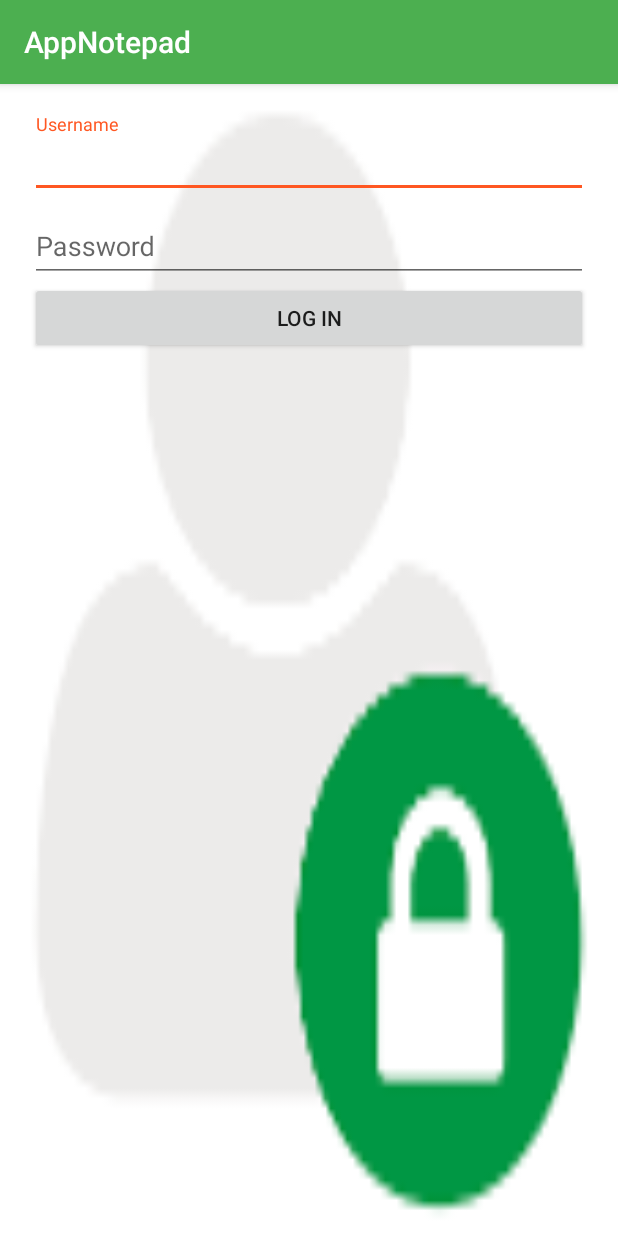
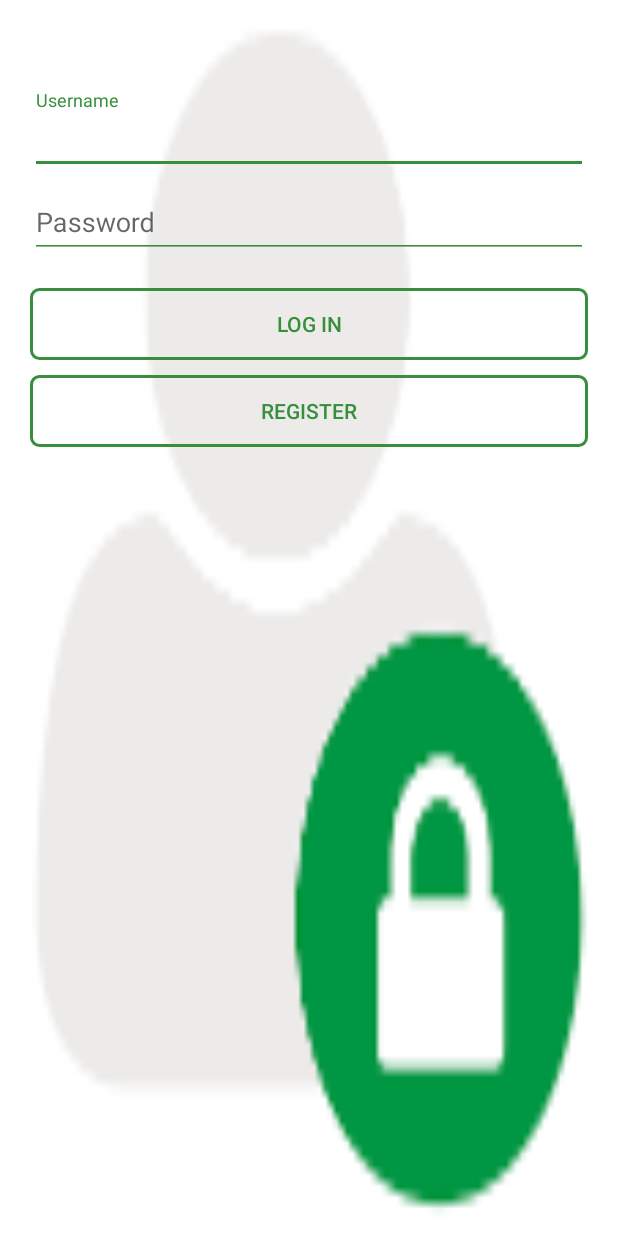
Before and after one commit to barcvilla/AndroidCourse, an Android app: the LoginActivity screen opened directly, with no data from a screen before it, on a phone screen of 412 x 824 dp. Run offline under Robolectric (Android 15) with nearby library versions, the phone set to English and light mode, and no system bars; 1 statement that could not run was skipped.

Commit message:
Java Android Course

```diff
--- /dev/null
+++ b/AppNotepad/app/src/main/res/drawable/botonstyle.xml
@@ -0,0 +1,6 @@
+<?xml version="1.0" encoding="utf-8"?>
+<shape xmlns:android="http://schemas.android.com/apk/res/android">
+    <solid android:color="@android:color/transparent" />
+    <corners android:radius="5dp"/>
+    <stroke android:width="2dp" android:color="@color/green" />
+</shape>
--- a/AppNotepad/app/src/main/res/layout/activity_login.xml
+++ b/AppNotepad/app/src/main/res/layout/activity_login.xml
@@ -11,7 +11,8 @@
 
     <android.support.design.widget.TextInputLayout
         android:layout_width="match_parent"
-        android:layout_height="wrap_content">
+        android:layout_height="wrap_content"
+        android:layout_marginTop="40dp">
         <EditText
             android:id="@+id/username"
             android:hint="Username"
@@ -26,14 +27,26 @@
             android:id="@+id/password"
             android:hint="Password"
             android:layout_width="match_parent"
-            android:layout_height="wrap_content" />
+            android:layout_height="wrap_content"
+            android:layout_marginBottom="20dp"/>
     </android.support.design.widget.TextInputLayout>
 
     <Button
         android:id="@+id/login"
         android:text="Log in"
         android:layout_width="match_parent"
-        android:layout_height="wrap_content" />
+        android:layout_height="wrap_content"
+        android:textColor="@color/green"
+        android:background="@drawable/botonstyle"
+        android:layout_marginBottom="10dp"/>
+
+    <Button
+        android:id="@+id/register"
+        android:text="Register"
+        android:layout_width="match_parent"
+        android:layout_height="wrap_content"
+        android:textColor="@color/green"
+        android:background="@drawable/botonstyle"/>
 
 
 </LinearLayout>
--- a/AppNotepad/app/src/main/res/values/colors.xml
+++ b/AppNotepad/app/src/main/res/values/colors.xml
@@ -3,4 +3,5 @@
     <color name="colorPrimary">#4CAF50</color>
     <color name="colorPrimaryDark">#388E3C</color>
     <color name="colorAccent">#FF5722</color>
+    <color name="green">#388E3C</color>
 </resources>
--- a/AppNotepad/app/src/main/res/values/styles.xml
+++ b/AppNotepad/app/src/main/res/values/styles.xml
@@ -1,11 +1,16 @@
 <resources>
 
     <!-- Base application theme. -->
-    <style name="AppTheme" parent="Theme.AppCompat.Light.DarkActionBar">
+    <style name="AppTheme" parent="Theme.AppCompat.Light.NoActionBar">
         <!-- Customize your theme here. -->
         <item name="colorPrimary">@color/colorPrimary</item>
         <item name="colorPrimaryDark">@color/colorPrimaryDark</item>
         <item name="colorAccent">@color/colorAccent</item>
+
+        <!--Colores de las cajas de texto-->
+        <item name="colorControlNormal">#388E3C</item>
+        <item name="colorControlActivated">#388E3C</item>
+        <item name="colorControlHighlight">#388E3C</item>
     </style>
 
 </resources>
```
